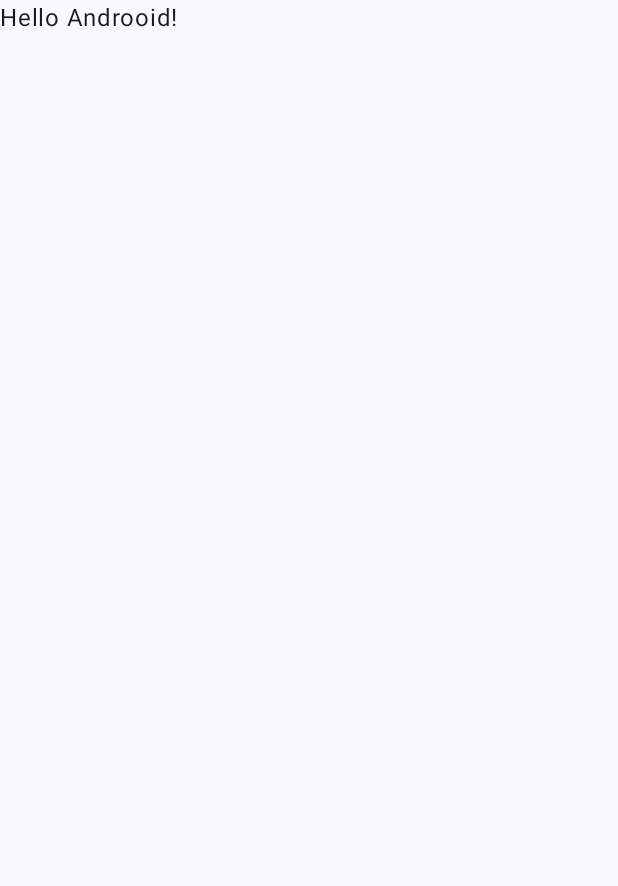
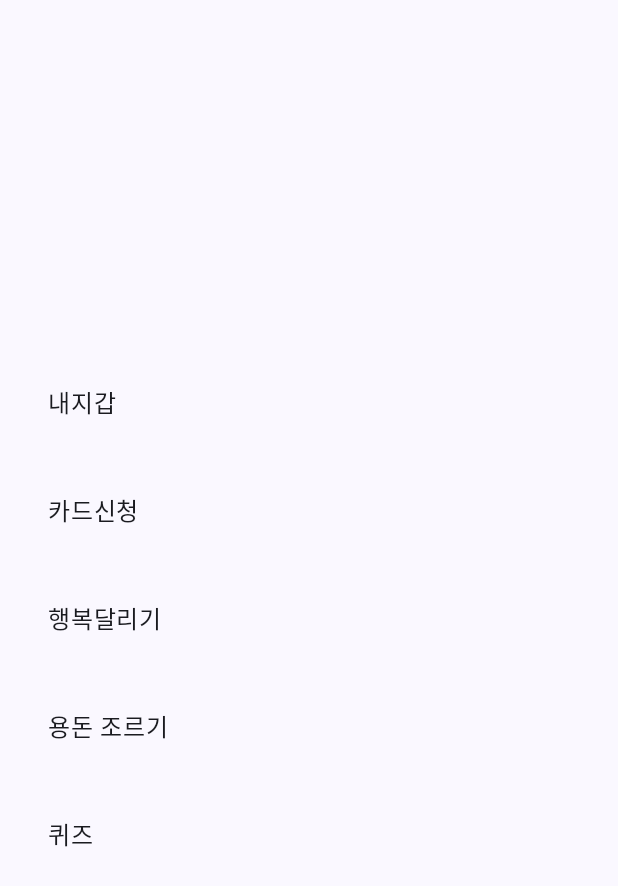
Before and after one commit to dbdbais/Kids-Wallet, an Android app built with Jetpack Compose: the screen it shows after launch (MainActivity), on a phone screen of 412 x 824 dp. Before the commit the part shown is almost empty. Shown: the top 886 px of the screen. Run offline under Robolectric (Android 15) with nearby library versions, the light colour scheme and no system bars.

Commit message:
[init] 행복달리기 브랜치 생성 및 라우팅 설정

```diff
--- a/Frontend/client/KidsWallet/app/build.gradle.kts
+++ b/Frontend/client/KidsWallet/app/build.gradle.kts
@@ -70,6 +70,7 @@ dependencies {
     implementation("io.coil-kt:coil-compose:2.4.0")
     implementation("androidx.navigation:navigation-compose:2.7.4")
 
+
     testImplementation("junit:junit:4.13.2")
     androidTestImplementation("androidx.test.ext:junit:1.2.1")
     androidTestImplementation("androidx.test.espresso:espresso-core:3.6.1")
--- a/Frontend/client/KidsWallet/app/src/main/java/com/ssafy/kidswallet/MainActivity.kt
+++ b/Frontend/client/KidsWallet/app/src/main/java/com/ssafy/kidswallet/MainActivity.kt
@@ -3,27 +3,30 @@ package com.ssafy.kidswallet
 import android.os.Bundle
 import androidx.activity.ComponentActivity
 import androidx.activity.compose.setContent
-
-import androidx.compose.foundation.layout.fillMaxSize
-import androidx.compose.material3.MaterialTheme
-import androidx.compose.material3.Surface
-import androidx.compose.material3.Text
-import androidx.compose.runtime.Composable
+import androidx.compose.foundation.clickable
+import androidx.compose.foundation.layout.*
+import androidx.compose.material3.*
+import androidx.compose.runtime.*
 import androidx.compose.ui.Modifier
-import androidx.compose.ui.tooling.preview.Preview
+import androidx.compose.ui.unit.dp
+import com.ssafy.kidswallet.ui.screens.run.parents.RunParentsScreen
 import com.ssafy.kidswallet.ui.theme.KidsWalletTheme
+import androidx.navigation.compose.rememberNavController
+import com.ssafy.kidswallet.ui.screens.begging.BeggingScreen
+import com.ssafy.kidswallet.ui.screens.card.CardScreen
+import com.ssafy.kidswallet.ui.screens.mywallet.MyWalletScreen
+import com.ssafy.kidswallet.ui.screens.quize.QuizScreen
 
 class MainActivity : ComponentActivity() {
     override fun onCreate(savedInstanceState: Bundle?) {
         super.onCreate(savedInstanceState)
         setContent {
             KidsWalletTheme {
-                // A surface container using the 'background' color from the theme
                 Surface(
                     modifier = Modifier.fillMaxSize(),
                     color = MaterialTheme.colorScheme.background
                 ) {
-                    Greeting("Androoid")
+                    MainScreen()
                 }
             }
         }
@@ -31,17 +34,61 @@ class MainActivity : ComponentActivity() {
 }
 
 @Composable
-fun Greeting(name: String, modifier: Modifier = Modifier) {
-    Text(
-        text = "Hello $name!",
-        modifier = modifier
-    )
-}
+fun MainScreen() {
+    var showMyWalletScreen by remember { mutableStateOf(false) }
+    var showCardScreen by remember { mutableStateOf(false) }
+    var showRunParentsScreen by remember { mutableStateOf(false) }
+    var showBeggingScreen by remember { mutableStateOf(false) }
+    var showQuizScreen by remember { mutableStateOf(false) }
 
-@Preview(showBackground = true)
-@Composable
-fun GreetingPreview() {
-    KidsWalletTheme {
-        Greeting("Android")
+    when {
+        showMyWalletScreen -> MyWalletScreen()
+        showCardScreen -> CardScreen()
+        showRunParentsScreen -> RunParentsScreen()
+        showBeggingScreen -> BeggingScreen()
+        showQuizScreen -> QuizScreen()
+        else -> {
+            Column(
+                modifier = Modifier
+                    .fillMaxSize()
+                    .padding(16.dp),
+                verticalArrangement = Arrangement.Center
+            ) {
+                Text(
+                    text = "내지갑",
+                    modifier = Modifier
+                        .clickable { showMyWalletScreen = true }
+                        .padding(16.dp)
+                )
+                Spacer(modifier = Modifier.height(16.dp))
+                Text(
+                    text = "카드신청",
+                    modifier = Modifier
+                        .clickable { showCardScreen = true }
+                        .padding(16.dp)
+                )
+                Spacer(modifier = Modifier.height(16.dp))
+                Text(
+                    text = "행복달리기",
+                    modifier = Modifier
+                        .clickable { showRunParentsScreen = true }
+                        .padding(16.dp)
+                )
+                Spacer(modifier = Modifier.height(16.dp))
+                Text(
+                    text = "용돈 조르기",
+                    modifier = Modifier
+                        .clickable { showBeggingScreen = true }
+                        .padding(16.dp)
+                )
+                Spacer(modifier = Modifier.height(16.dp))
+                Text(
+                    text = "퀴즈 ",
+                    modifier = Modifier
+                        .clickable { showQuizScreen = true }
+                        .padding(16.dp)
+                )
+            }
+        }
     }
 }
```
Also changed, not shown: Frontend/client/KidsWallet/app/src/main/java/com/ssafy/kidswallet/ui/screens/begging/Begging.kt (added, +23 -0 lines), Frontend/client/KidsWallet/app/src/main/java/com/ssafy/kidswallet/ui/screens/card/Card.kt (added, +23 -0 lines), Frontend/client/KidsWallet/app/src/main/java/com/ssafy/kidswallet/ui/screens/mywallet/MyWallet.kt (added, +23 -0 lines), Frontend/client/KidsWallet/app/src/main/java/com/ssafy/kidswallet/ui/screens/quize/Quiz.kt (added, +23 -0 lines), Frontend/client/KidsWallet/app/src/main/java/com/ssafy/kidswallet/ui/screens/run/parents/RunParents.kt (added, +140 -0 lines), Frontend/client/KidsWallet/app/src/main/res/drawable/icon_plus_circle.png (added).
